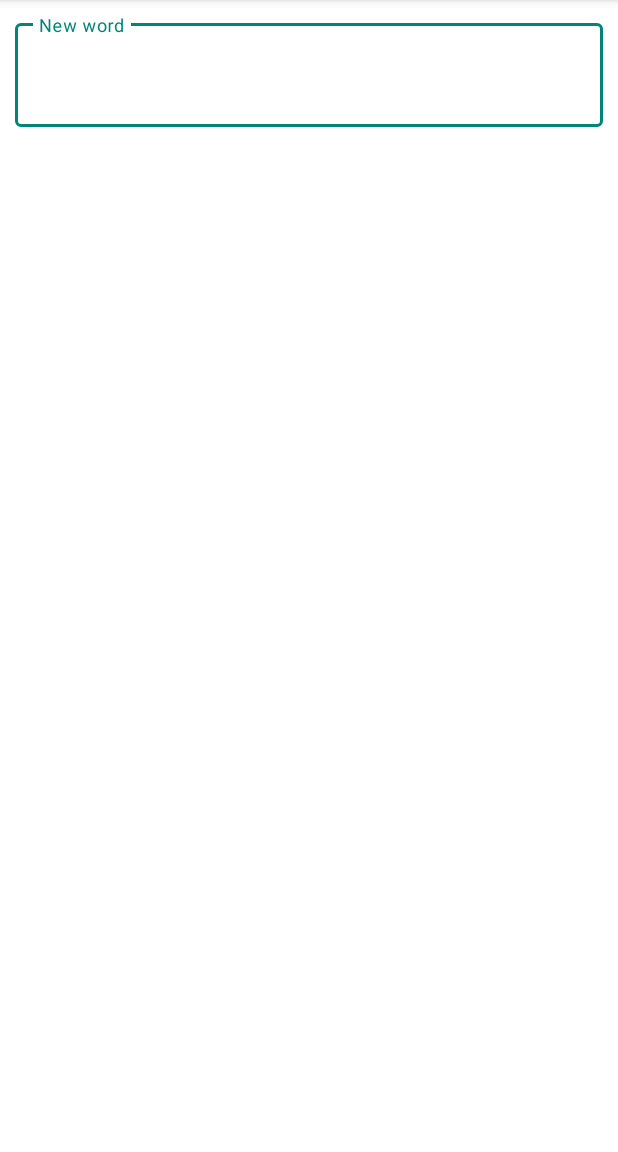
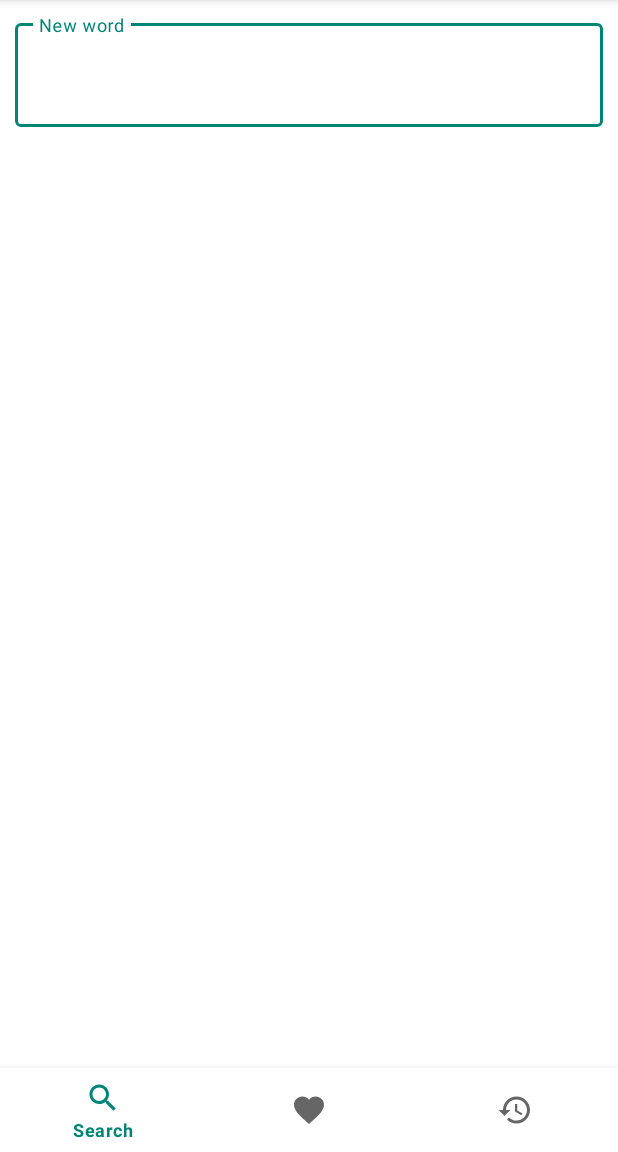
Before and after one commit to VolokhinAlex/EnglishRussianDictionary, an Android app: the screen it shows after launch (MainActivity), on a phone screen of 412 x 824 dp, the part 84-1236 px from its top. Run offline under Robolectric (Android 15) with nearby library versions, the phone set to English and light mode, and no system bars; our stand-ins replace RxJava; libraries missing offline, so code that uses them is left out: com.jakewharton.rxbinding4; pictures from the network do not load; 1 statement that could not run was skipped.

Commit message:
Исправлены недочеты с запросом данных в другом потоке. ViewModelScope вынесен в базовую viewmodel. Удален лишний код. Добавлен нижний бар навигации. Изменен способ создания зависимости для viewmodel

```diff
--- a/app/build.gradle
+++ b/app/build.gradle
@@ -53,15 +53,12 @@ dependencies {
     implementation 'androidx.lifecycle:lifecycle-viewmodel-ktx:2.5.1'
 
     // RxJava
-    implementation 'io.reactivex.rxjava3:rxandroid:3.0.2'
-    implementation 'io.reactivex.rxjava3:rxjava:3.1.5'
     implementation 'com.jakewharton.rxbinding4:rxbinding:4.0.0'
 
     // Retrofit
     implementation 'com.squareup.retrofit2:retrofit:2.9.0'
     implementation 'com.squareup.retrofit2:converter-gson:2.9.0'
     implementation 'com.squareup.okhttp3:logging-interceptor:4.9.3'
-    implementation 'com.squareup.retrofit2:adapter-rxjava3:2.9.0'
 
     // Coil
     implementation "io.coil-kt:coil:2.2.2"
--- a/app/src/main/java/com/volokhinaleksey/dictionaryofwords/di/KoinModules.kt
+++ b/app/src/main/java/com/volokhinaleksey/dictionaryofwords/di/KoinModules.kt
@@ -17,10 +17,10 @@ import com.volokhinaleksey.dictionaryofwords.ui.imageloaders.ImageLoader
 import com.volokhinaleksey.dictionaryofwords.viewmodel.DictionaryOfWordsViewModel
 import okhttp3.OkHttpClient
 import okhttp3.logging.HttpLoggingInterceptor
+import org.koin.androidx.viewmodel.dsl.viewModel
 import org.koin.core.qualifier.named
 import org.koin.dsl.module
 import retrofit2.Retrofit
-import retrofit2.adapter.rxjava3.RxJava3CallAdapterFactory
 import retrofit2.converter.gson.GsonConverterFactory
 
 val repositoryModule = module {
@@ -56,8 +56,7 @@ val networkModule = module {
 
     single<ApiService> {
         Retrofit.Builder()
-            .baseUrl("https://dictionary.skyeng.ru/api/public/v1/" )
-            .addCallAdapterFactory(RxJava3CallAdapterFactory.create())
+            .baseUrl("https://dictionary.skyeng.ru/api/public/v1/")
             .addConverterFactory(GsonConverterFactory.create(get()))
             .client(get())
             .build()
@@ -66,9 +65,7 @@ val networkModule = module {
 }
 
 val dictionaryOfWordsScreen = module {
-    factory<Interactor<WordsState>> {
-        DictionaryOfWordsInteractor(get())
-    }
-    factory { DictionaryOfWordsViewModel(get()) }
+    factory<Interactor<WordsState>> { DictionaryOfWordsInteractor(get()) }
+    viewModel { DictionaryOfWordsViewModel(get()) }
     factory<ImageLoader<ImageView>> { CoilImageLoader() }
 }
--- a/app/src/main/java/com/volokhinaleksey/dictionaryofwords/interactor/DictionaryOfWordsInteractor.kt
+++ b/app/src/main/java/com/volokhinaleksey/dictionaryofwords/interactor/DictionaryOfWordsInteractor.kt
@@ -4,7 +4,7 @@ import com.volokhinaleksey.dictionaryofwords.model.WordData
 import com.volokhinaleksey.dictionaryofwords.repository.Repository
 import com.volokhinaleksey.dictionaryofwords.states.WordsState
 
-class DictionaryOfWordsInteractor (
+class DictionaryOfWordsInteractor(
     private val repository: Repository<List<WordData>>
 ) : Interactor<WordsState> {
 
--- a/app/src/main/java/com/volokhinaleksey/dictionaryofwords/repository/ApiHolder.kt
+++ b/app/src/main/java/com/volokhinaleksey/dictionaryofwords/repository/ApiHolder.kt
@@ -12,4 +12,4 @@ interface ApiHolder {
  * Implementation of an interface for working with a remote API using Retrofit.
  */
 
-class DictionaryApiHolder (override val apiService: ApiService) : ApiHolder
+class DictionaryApiHolder(override val apiService: ApiService) : ApiHolder
--- a/app/src/main/java/com/volokhinaleksey/dictionaryofwords/repository/DictionaryOfWordsRepository.kt
+++ b/app/src/main/java/com/volokhinaleksey/dictionaryofwords/repository/DictionaryOfWordsRepository.kt
@@ -4,7 +4,7 @@ import com.volokhinaleksey.dictionaryofwords.datasource.DictionaryDataSource
 import com.volokhinaleksey.dictionaryofwords.model.WordData
 
 
-class DictionaryOfWordsRepository (
+class DictionaryOfWordsRepository(
     private val remoteDataSource: DictionaryDataSource,
     private val localDataSource: DictionaryDataSource
 ) : Repository<List<@JvmSuppressWildcards WordData>> {
--- a/app/src/main/java/com/volokhinaleksey/dictionaryofwords/schedulers/SchedulersProvider.kt
+++ b/app/src/main/java/com/volokhinaleksey/dictionaryofwords/schedulers/SchedulersProvider.kt
@@ -12,7 +12,7 @@ interface SchedulersProvider {
 
 }
 
-class SchedulersProviderImpl  : SchedulersProvider {
+class SchedulersProviderImpl : SchedulersProvider {
 
     override fun mainThread(): Scheduler = AndroidSchedulers.mainThread()
 
--- a/app/src/main/java/com/volokhinaleksey/dictionaryofwords/ui/dictionarywords/DictionaryOfWordsFragment.kt
+++ b/app/src/main/java/com/volokhinaleksey/dictionaryofwords/ui/dictionarywords/DictionaryOfWordsFragment.kt
@@ -25,7 +25,7 @@ class DictionaryOfWordsFragment : BaseFragment<WordsState>() {
 
     private var schedulers: SchedulersProvider = SchedulersProviderImpl()
 
-    private val imageLoader:ImageLoader<ImageView> by inject()
+    private val imageLoader: ImageLoader<ImageView> by inject()
 
     private val dictionaryOfWordsAdapter: DictionaryOfWordsAdapter by lazy {
         DictionaryOfWordsAdapter(imageLoader = imageLoader)
--- a/app/src/main/java/com/volokhinaleksey/dictionaryofwords/viewmodel/BaseViewModel.kt
+++ b/app/src/main/java/com/volokhinaleksey/dictionaryofwords/viewmodel/BaseViewModel.kt
@@ -4,17 +4,24 @@ import androidx.lifecycle.LiveData
 import androidx.lifecycle.MutableLiveData
 import androidx.lifecycle.ViewModel
 import com.volokhinaleksey.dictionaryofwords.states.WordsState
-import io.reactivex.rxjava3.disposables.CompositeDisposable
+import kotlinx.coroutines.CoroutineScope
+import kotlinx.coroutines.Dispatchers
+import kotlinx.coroutines.SupervisorJob
+import kotlinx.coroutines.cancel
+
+/**
+ * The base class for all ViewModels, which includes the initial configuration to work with different methods.
+ */
 
 abstract class BaseViewModel<T : WordsState> : ViewModel() {
 
+    protected val viewModelScope = CoroutineScope(Dispatchers.Main + SupervisorJob())
     protected val currentMutableData: MutableLiveData<T> = MutableLiveData()
-    protected val compositeDisposable = CompositeDisposable()
 
     val currentData: LiveData<T> get() = currentMutableData
 
     override fun onCleared() {
         super.onCleared()
-        compositeDisposable.clear()
+        viewModelScope.cancel()
     }
 }
--- /dev/null
+++ b/app/src/main/res/drawable/baseline_favorite_24.xml
@@ -0,0 +1,5 @@
+<vector android:height="24dp" android:tint="#000000"
+    android:viewportHeight="24" android:viewportWidth="24"
+    android:width="24dp" xmlns:android="http://schemas.android.com/apk/res/android">
+    <path android:fillColor="@android:color/white" android:pathData="M12,21.35l-1.45,-1.32C5.4,15.36 2,12.28 2,8.5 2,5.42 4.42,3 7.5,3c1.74,0 3.41,0.81 4.5,2.09C13.09,3.81 14.76,3 16.5,3 19.58,3 22,5.42 22,8.5c0,3.78 -3.4,6.86 -8.55,11.54L12,21.35z"/>
+</vector>
--- /dev/null
+++ b/app/src/main/res/drawable/baseline_history_24.xml
@@ -0,0 +1,5 @@
+<vector android:height="24dp" android:tint="#000000"
+    android:viewportHeight="24" android:viewportWidth="24"
+    android:width="24dp" xmlns:android="http://schemas.android.com/apk/res/android">
+    <path android:fillColor="@android:color/white" android:pathData="M13,3c-4.97,0 -9,4.03 -9,9L1,12l3.89,3.89 0.07,0.14L9,12L6,12c0,-3.87 3.13,-7 7,-7s7,3.13 7,7 -3.13,7 -7,7c-1.93,0 -3.68,-0.79 -4.94,-2.06l-1.42,1.42C8.27,19.99 10.51,21 13,21c4.97,0 9,-4.03 9,-9s-4.03,-9 -9,-9zM12,8v5l4.28,2.54 0.72,-1.21 -3.5,-2.08L13.5,8L12,8z"/>
+</vector>
--- a/app/src/main/res/layout/activity_main.xml
+++ b/app/src/main/res/layout/activity_main.xml
@@ -1,5 +1,27 @@
 <?xml version="1.0" encoding="utf-8"?>
-<FrameLayout xmlns:android="http://schemas.android.com/apk/res/android"
-    android:id="@+id/container"
+<androidx.constraintlayout.widget.ConstraintLayout xmlns:android="http://schemas.android.com/apk/res/android"
+    xmlns:app="http://schemas.android.com/apk/res-auto"
     android:layout_width="match_parent"
-    android:layout_height="match_parent" />
+    android:layout_height="match_parent">
+
+    <FrameLayout
+        android:id="@+id/container"
+        android:layout_width="match_parent"
+        android:layout_height="0dp"
+        app:layout_constraintBottom_toTopOf="@+id/bottom_navigation_bar"
+        app:layout_constraintEnd_toEndOf="parent"
+        app:layout_constraintStart_toStartOf="parent"
+        app:layout_constraintTop_toTopOf="parent" />
+
+    <com.google.android.material.bottomnavigation.BottomNavigationView
+        android:id="@+id/bottom_navigation_bar"
+        android:layout_width="match_parent"
+        android:layout_height="wrap_content"
+        app:labelVisibilityMode="selected"
+        app:layout_constraintBottom_toBottomOf="parent"
+        app:layout_constraintEnd_toEndOf="parent"
+        app:layout_constraintStart_toStartOf="parent"
+        app:menu="@menu/bottom_navigation_menu"/>
+
+
+</androidx.constraintlayout.widget.ConstraintLayout>
--- /dev/null
+++ b/app/src/main/res/menu/bottom_navigation_menu.xml
@@ -0,0 +1,22 @@
+<?xml version="1.0" encoding="utf-8"?>
+<menu xmlns:android="http://schemas.android.com/apk/res/android">
+
+    <item
+        android:id="@+id/page_1"
+        android:enabled="true"
+        android:icon="@drawable/ic_search"
+        android:title="@string/search" />
+
+    <item
+        android:id="@+id/page_2"
+        android:enabled="true"
+        android:icon="@drawable/baseline_favorite_24"
+        android:title="@string/favorite" />
+
+    <item
+        android:id="@+id/page_3"
+        android:enabled="true"
+        android:icon="@drawable/baseline_history_24"
+        android:title="@string/history" />
+
+</menu>
--- a/app/src/main/res/values/strings.xml
+++ b/app/src/main/res/values/strings.xml
@@ -10,4 +10,6 @@
     <string name="delete_description">X</string>
     <string name="search">Search</string>
     <string name="word_image">Word Image</string>
+    <string name="history">History</string>
+    <string name="favorite">Favorite</string>
 </resources>
```
Also changed, not shown: app/src/main/java/com/volokhinaleksey/dictionaryofwords/utils/NetworkUtils.kt (+3 -19 lines), app/src/main/java/com/volokhinaleksey/dictionaryofwords/viewmodel/DictionaryOfWordsViewModel.kt (+17 -10 lines).
